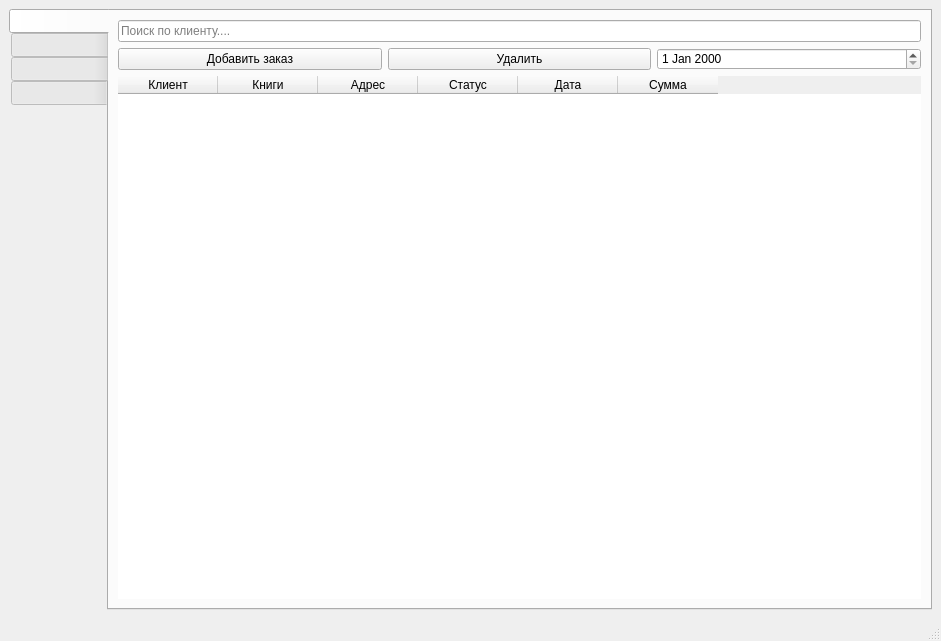
The window that main_window.ui (joparino/AccountingSystem) describes before a commit, drawn with Qt 5.
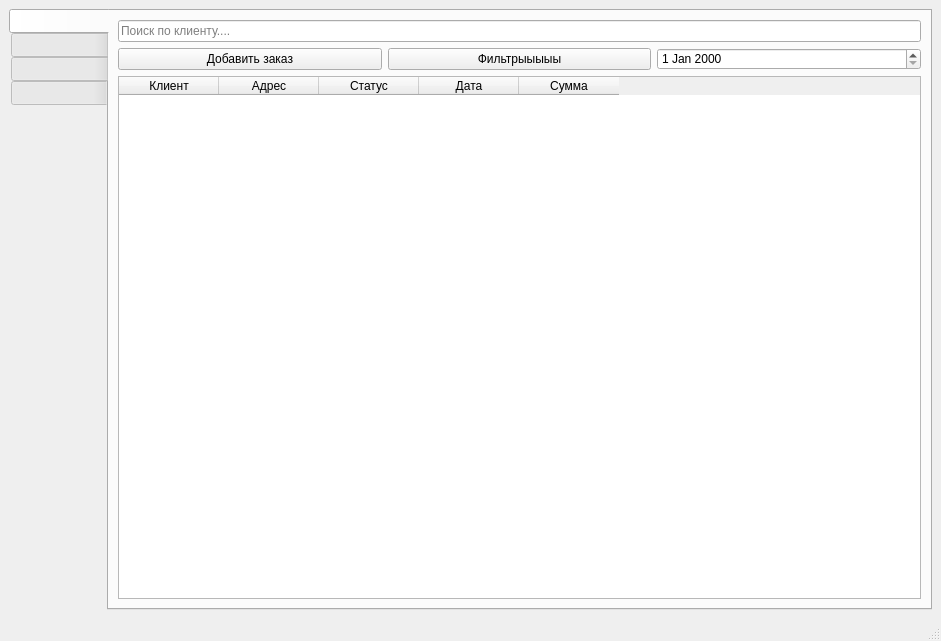
The same window after the commit. The open tabs and pages were chosen to show the change. Icons and pictures are not drawn.

```diff
--- a/main_window.ui
+++ b/main_window.ui
@@ -106,7 +106,10 @@
              </size>
             </property>
             <property name="frameShape">
-             <enum>QFrame::NoFrame</enum>
+             <enum>QFrame::StyledPanel</enum>
+            </property>
+            <property name="frameShadow">
+             <enum>QFrame::Sunken</enum>
             </property>
             <property name="lineWidth">
              <number>1</number>
@@ -114,6 +117,9 @@
             <property name="editTriggers">
              <set>QAbstractItemView::DoubleClicked|QAbstractItemView::SelectedClicked</set>
             </property>
+            <property name="alternatingRowColors">
+             <bool>false</bool>
+            </property>
             <property name="selectionBehavior">
              <enum>QAbstractItemView::SelectRows</enum>
             </property>
@@ -121,18 +127,13 @@
              <enum>Qt::SolidLine</enum>
             </property>
             <property name="sortingEnabled">
-             <bool>true</bool>
+             <bool>false</bool>
             </property>
             <column>
              <property name="text">
               <string>Клиент</string>
              </property>
             </column>
-            <column>
-             <property name="text">
-              <string>Книги</string>
-             </property>
-            </column>
             <column>
              <property name="text">
               <string>Адрес</string>
@@ -175,7 +176,7 @@
             <item>
              <widget class="QPushButton" name="pushButton_2">
               <property name="text">
-               <string>Удалить</string>
+               <string>Фильтрыыыыы</string>
               </property>
              </widget>
             </item>
```
Left out of the diff: 19 changed lines with no effect on the pictures.
